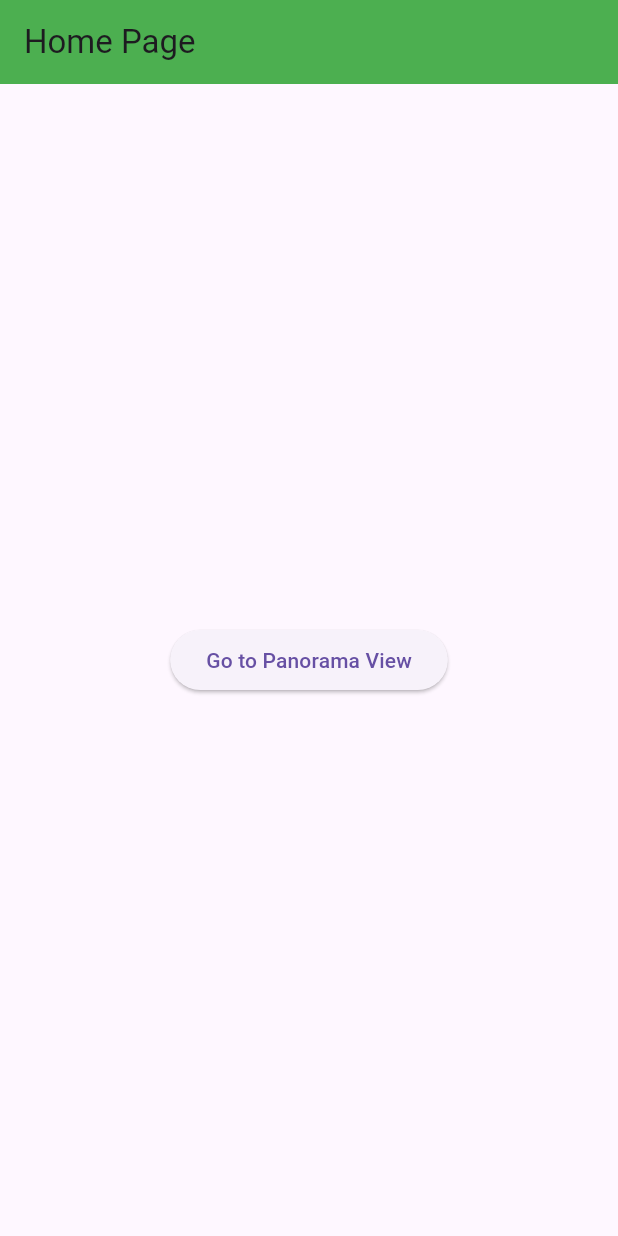
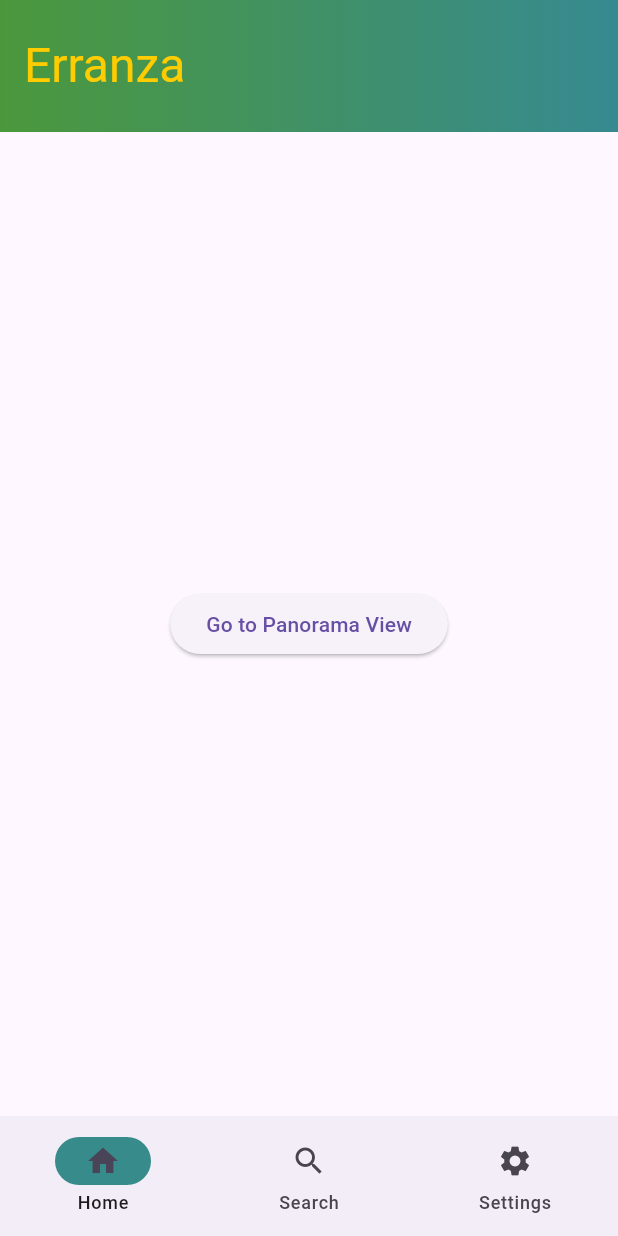
Before and after one commit to adrian-magsino/erranza, a Flutter app: the screen it shows after launch, on a phone screen of 412 x 824 dp. Run offline on Flutter 3.47's test engine with Material 3 defaults, Android fonts, the phone set to English and light mode, and no system bars; missing offline and left inert: panorama_viewer.

Commit message:
added navigation, app bar, and different pages

```diff
--- a/lib/main.dart
+++ b/lib/main.dart
@@ -1,4 +1,5 @@
 import 'package:erranza/pages/home_page.dart';
+import 'package:erranza/pages/navigation_bar.dart';
 import 'package:flutter/material.dart';
 
 
@@ -14,8 +15,9 @@ class MyApp extends StatelessWidget {
   @override
   Widget build(BuildContext context) {
     return MaterialApp(
+      debugShowCheckedModeBanner: false,
       theme: ThemeData(primarySwatch: Colors.green),
-      home: const HomePage(),
+      home: const CustomNavBar(),
     );
   }
 
--- a/lib/pages/home_page.dart
+++ b/lib/pages/home_page.dart
@@ -7,10 +7,6 @@ class HomePage extends StatelessWidget {
   @override
   Widget build(BuildContext context) {
     return Scaffold(
-      appBar: AppBar(
-        title: const Text("Home Page"),
-        backgroundColor: Colors.green,
-        ),
       body: Center(
         child: ElevatedButton(
             child: Text("Go to Panorama View"),
--- /dev/null
+++ b/lib/pages/navigation_bar.dart
@@ -0,0 +1,71 @@
+import 'package:erranza/pages/pages.dart';
+import 'package:flutter/material.dart';
+
+class CustomNavBar extends StatefulWidget {
+  const CustomNavBar({super.key});
+
+  @override
+  State<CustomNavBar> createState() => _CustomNavBarState();
+}
+
+class _CustomNavBarState extends State<CustomNavBar> {
+  int _currentPageIndex = 0;
+  List<Widget> pages = const [
+    HomePage(),
+    SearchPage(),
+    SettingsPage(),
+  ];
+
+  @override
+  Widget build(BuildContext context) {
+    return Scaffold(
+      appBar: AppBar(
+        title: const Text("Erranza",
+        style: TextStyle(
+          color: Color(0xffFFCC00),
+          fontSize: 32,
+          fontWeight: FontWeight.w400
+          ),
+        ),
+
+        backgroundColor: Colors.transparent,
+        flexibleSpace: Container(
+          decoration: BoxDecoration(
+            gradient: LinearGradient(colors: [
+              Color(0xff4B983C),
+              Color(0xff368A90),
+            ])
+          ),
+        ),
+        toolbarHeight: 88,
+      ),
+
+      body: Center(
+        child: pages[_currentPageIndex],
+      ),
+      bottomNavigationBar: NavigationBar(
+        selectedIndex: _currentPageIndex,
+        indicatorColor: Color(0xff378B8A),
+        onDestinationSelected: (int newIndex) {
+          setState(() {
+            _currentPageIndex = newIndex;
+          });
+        },
+        destinations: const [
+          NavigationDestination(
+            label: "Home",
+            icon: Icon(Icons.home),
+          ),
+          NavigationDestination(
+            label: "Search",
+            icon: Icon(Icons.search),
+          ),
+          NavigationDestination(
+            label: "Settings",
+            icon: Icon(Icons.settings),
+          ),
+        ],
+      ),
+    );
+  }
+}
--- /dev/null
+++ b/lib/pages/pages.dart
@@ -0,0 +1,3 @@
+export 'package:erranza/pages/home_page.dart';
+export 'package:erranza/pages/search_page.dart';
+export 'package:erranza/pages/settings_page.dart';
--- /dev/null
+++ b/lib/pages/search_page.dart
@@ -0,0 +1,12 @@
+import 'package:flutter/material.dart';
+
+class SearchPage extends StatelessWidget {
+  const SearchPage({super.key});
+
+  @override
+  Widget build(BuildContext context) {
+    return Container(
+      child: const Text("Search Page"),
+    );
+  }
+}
--- /dev/null
+++ b/lib/pages/settings_page.dart
@@ -0,0 +1,12 @@
+import 'package:flutter/material.dart';
+
+class SettingsPage extends StatelessWidget {
+  const SettingsPage({super.key});
+
+  @override
+  Widget build(BuildContext context) {
+    return Container(
+      child: const Text("Settings Page"),
+    );
+  }
+}
```
